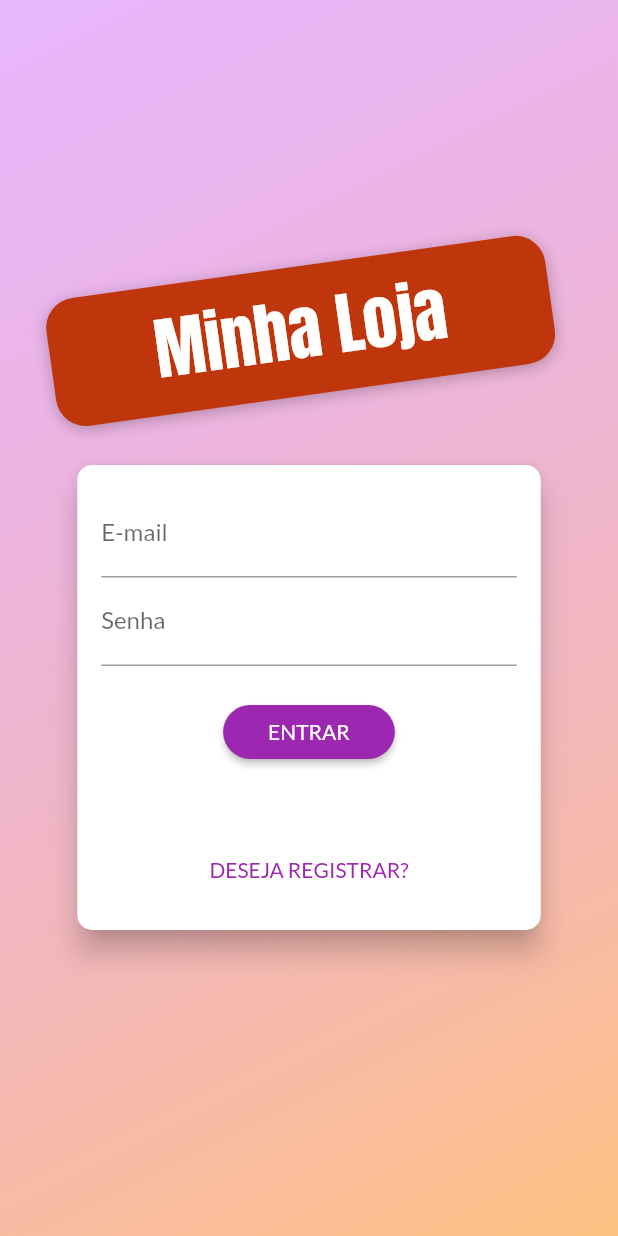
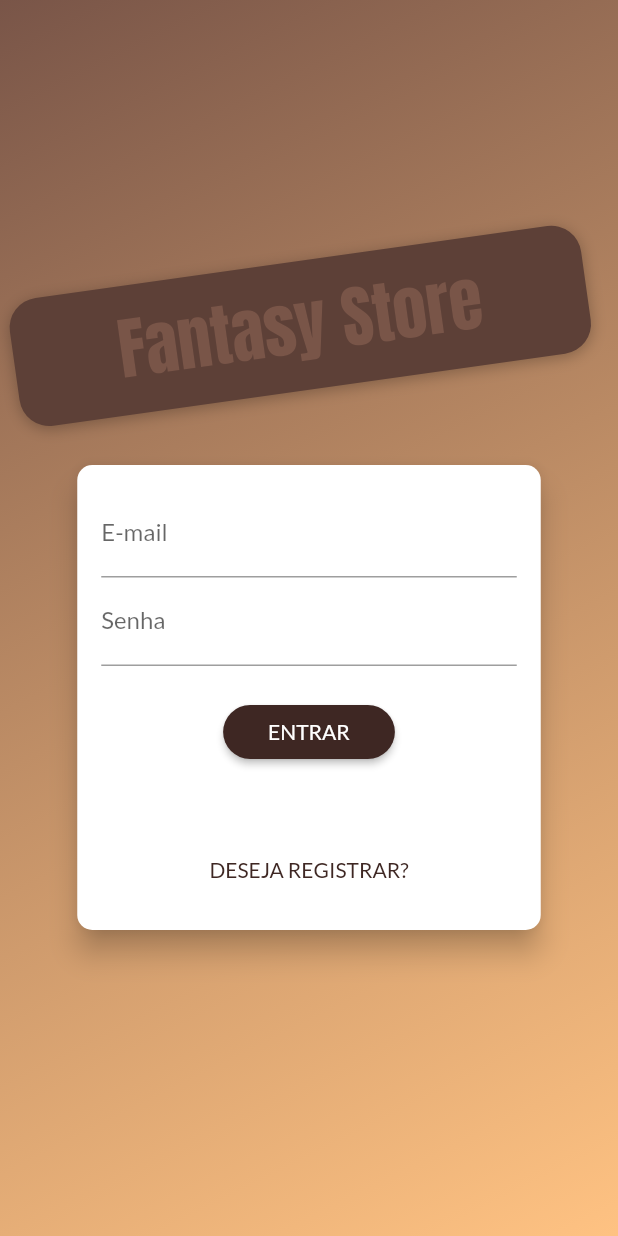
Before and after one commit to caio1020ee/petshop, a Flutter app: the screen it shows after launch, on a phone screen of 412 x 824 dp. Run offline on Flutter 3.47's test engine with Material 2 defaults, Android fonts, the phone set to English and light mode, and no system bars; our stand-ins replace firebase_core, shared_preferences; missing offline and left inert: firebase_core_web, shared_preferences_web; accounts and stored records are empty.

Commit message:
alteração design

```diff
--- a/lib/main.dart
+++ b/lib/main.dart
@@ -54,8 +54,8 @@ class MyApp extends StatelessWidget {
         title: 'Flutter Demo',
         theme: ThemeData(
           colorScheme: ColorScheme.fromSwatch().copyWith(
-            primary: Colors.purple,
-            secondary: Colors.deepOrange,
+            primary: Colors.brown.shade900,
+            secondary: Colors.purple,
           ),
           fontFamily: 'Lato',
         ),
--- a/lib/pages/auth_page.dart
+++ b/lib/pages/auth_page.dart
@@ -15,7 +15,7 @@ class AuthPage extends StatelessWidget {
             decoration: const BoxDecoration(
               gradient: LinearGradient(
                 colors: [
-                  Color.fromRGBO(215, 117, 255, 0.5),
+                  Colors.brown,
                   Color.fromRGBO(255, 188, 117, 0.9),
                 ],
                 begin: Alignment.topLeft,
@@ -39,7 +39,7 @@ class AuthPage extends StatelessWidget {
                   transform: Matrix4.rotationZ(-8 * pi / 180)..translate(-10.0),
                   decoration: BoxDecoration(
                     borderRadius: BorderRadius.circular(20),
-                    color: Colors.deepOrange.shade900,
+                    color: Colors.brown.shade700,
                     boxShadow: const [
                       BoxShadow(
                         blurRadius: 8,
@@ -49,11 +49,11 @@ class AuthPage extends StatelessWidget {
                     ],
                   ),
                   child: const Text(
-                    'Minha Loja',
+                    'Fantasy Store',
                     style: TextStyle(
                       fontSize: 45,
                       fontFamily: 'Anton',
-                      color: Colors.white,
+                      color: Colors.brown,
                     ),
                   ),
                 ),
@@ -66,16 +66,3 @@ class AuthPage extends StatelessWidget {
     );
   }
 }
-
-// Exemplo usado para explicar o cascade operator
-// void main() {
-//   List<int> a = [1, 2, 3];
-//   a.add(4);
-//   a.add(5);
-//   a.add(6);
-
-//   // cascade operator!
-//   a..add(7)..add(8)..add(9);
-
-//   print(a);
-// }
--- a/lib/pages/products_overview_page.dart
+++ b/lib/pages/products_overview_page.dart
@@ -40,7 +40,7 @@ class _ProductsOverviewPageState extends State<ProductsOverviewPage> {
   Widget build(BuildContext context) {
     return Scaffold(
       appBar: AppBar(
-        title: const Text('Minha Loja'),
+        title: const Text('My epic products'),
         actions: [
           PopupMenuButton(
             icon: const Icon(Icons.more_vert),
```
Also changed, not shown: 1 other file.
